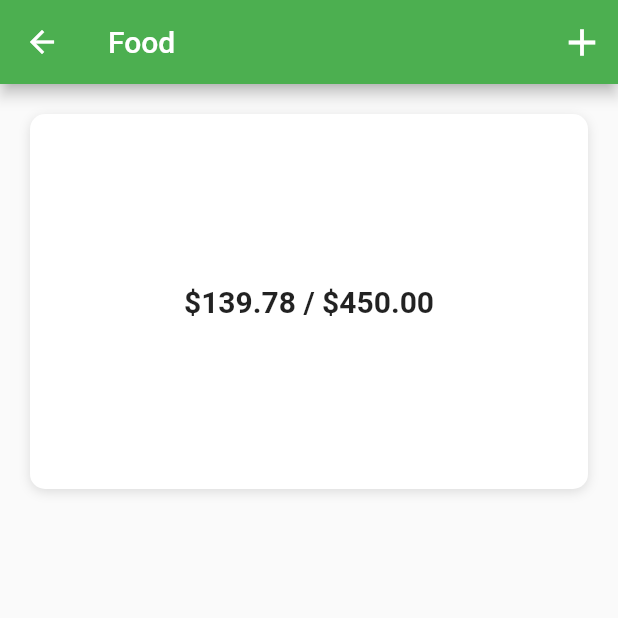
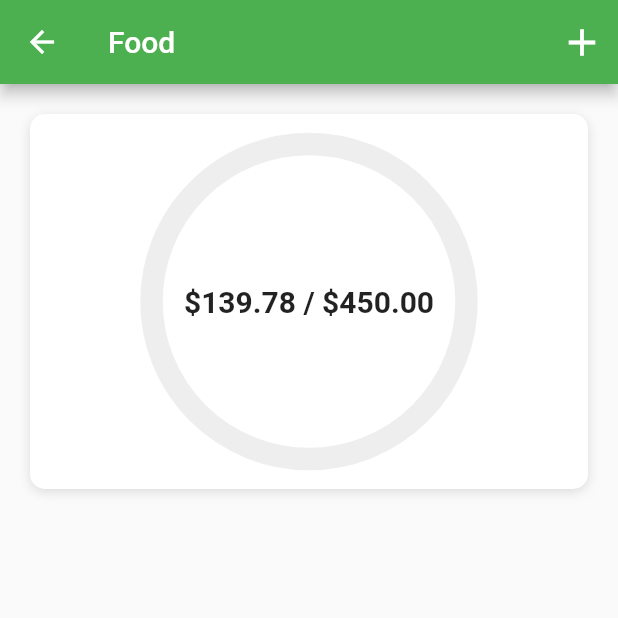
Before and after one commit to PauloSTDev/budget_UI, a Flutter app: the screen it shows after launch, after a tap on "Food", on a phone screen of 412 x 824 dp, the top half of it. Run offline on Flutter 3.47's test engine with Material 2 defaults, Android fonts, the phone set to English and light mode, and no system bars.

Commit message:
Apresenta progress bar na category_screen.dart

```diff
--- a/lib/screens/category_screen.dart
+++ b/lib/screens/category_screen.dart
@@ -1,12 +1,13 @@
 import 'package:flutter/material.dart';
+import 'package:flutter_budget_ui/helpers/color_helper.dart';
 import 'package:flutter_budget_ui/models/category_model.dart';
 import 'package:flutter_budget_ui/models/expense_model.dart';
+import 'package:flutter_budget_ui/widgets/radial_painter.dart';
 
 class CategoryScreen extends StatefulWidget {
   final Category category;
 
   CategoryScreen({this.category});
-
 
   @override
   _CategoryScreenState createState() => _CategoryScreenState();
@@ -25,9 +26,7 @@ class _CategoryScreenState extends State<CategoryScreen> {
     return Scaffold(
       appBar: AppBar(
         title: Text(widget.category.name),
-        backgroundColor: Theme
-            .of(context)
-            .primaryColor,
+        backgroundColor: Theme.of(context).primaryColor,
         actions: [
           IconButton(
             color: Colors.white,
@@ -63,10 +62,19 @@ class _CategoryScreenState extends State<CategoryScreen> {
                   ),
                 ],
               ),
-              child: Center(
-                child: Text(
-                  "\$${amountLeft.toStringAsFixed(2)} / \$${widget.category.maxAmount.toStringAsFixed(2)}",
-                  style: TextStyle(fontSize: 20.0, fontWeight: FontWeight.w600),
+              child: CustomPaint(
+                foregroundPainter: RadialPainter(
+                  bgColor: Colors.grey[200],
+                  lineColor: getColor(context, percent),
+                  percent: percent,
+                  width: 15.0,
+                ),
+                child: Center(
+                  child: Text(
+                    "\$${amountLeft.toStringAsFixed(2)} / \$${widget.category.maxAmount.toStringAsFixed(2)}",
+                    style:
+                        TextStyle(fontSize: 20.0, fontWeight: FontWeight.w600),
+                  ),
                 ),
               ),
             ),
--- a/lib/widgets/radial_painter.dart
+++ b/lib/widgets/radial_painter.dart
@@ -25,6 +25,7 @@ class RadialPainter extends CustomPainter {
 
     Offset center = Offset(size.width / 2, size.height /2);
     double radius = min(size.width / 2, size.height /2);
+    canvas.drawCircle(center, radius, bgLine);
   }
 
   @override
```
